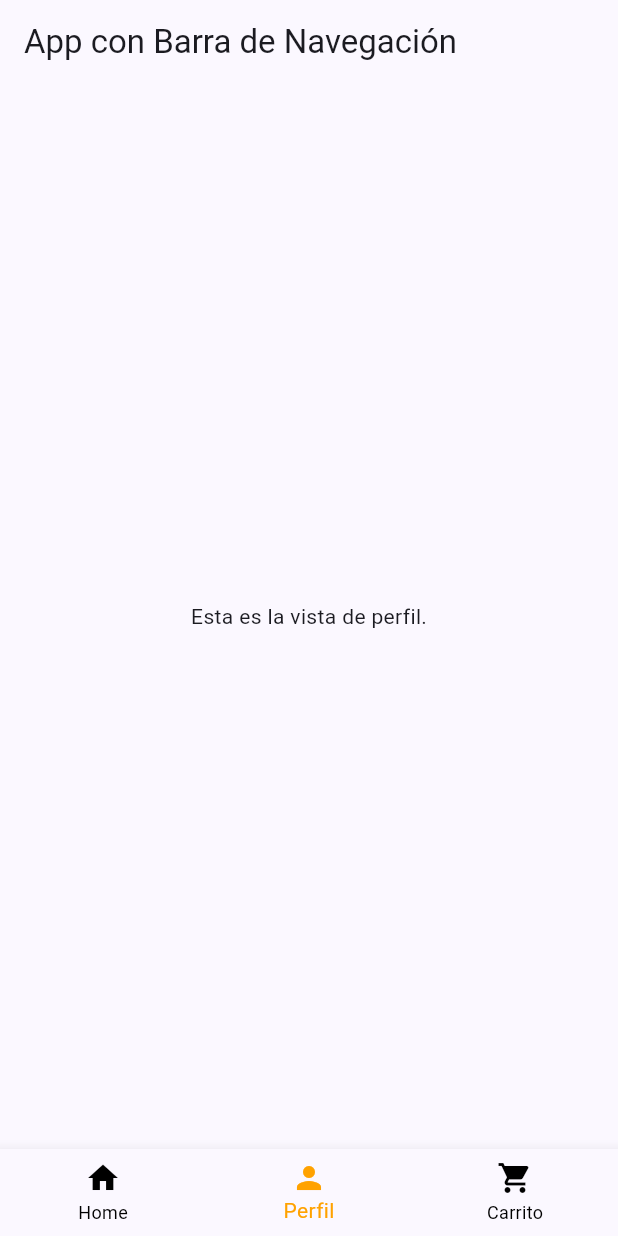
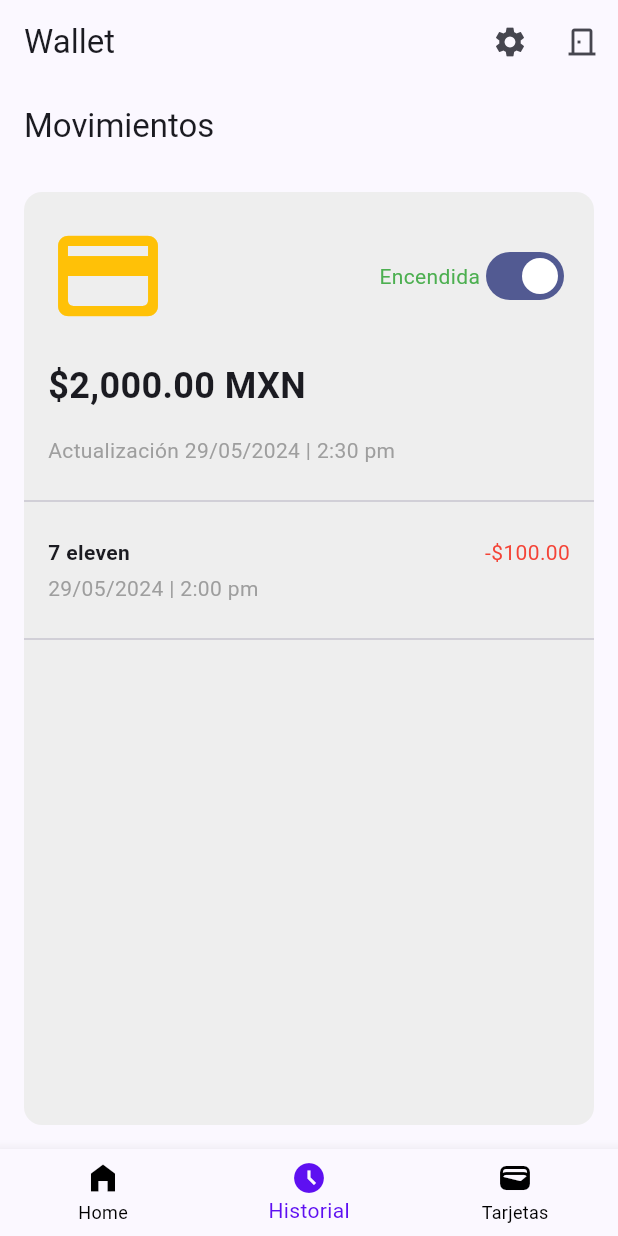
Before and after one commit to b8upq/WalletMovil, a Flutter app: the DashboardScreen screen opened directly, item 2 of the bottom bar chosen, on a phone screen of 412 x 824 dp. Run offline on Flutter 3.47's test engine with Material 3 defaults, Android fonts, the phone set to English and light mode, and no system bars; our stand-ins replace flutter_login.

Commit message:
se agrego la maquetacion de las 3 ventanas principales
maquetacion estatica (estilos)y se agrego tarjetas e historial

```diff
--- a/lib/dashboard_screen.dart
+++ b/lib/dashboard_screen.dart
@@ -1,8 +1,10 @@
 import 'package:flutter/material.dart';
+import 'package:wallet_movil/historial.dart';
+import 'tarjetas.dart';
+import 'historial.dart';
 
 class DashboardScreen extends StatefulWidget {
   const DashboardScreen({super.key});
-
   @override
   _DashboardScreenState createState() => _DashboardScreenState();
 }
@@ -10,10 +12,10 @@ class DashboardScreen extends StatefulWidget {
 class _DashboardScreenState extends State<DashboardScreen> {
   int _selectedIndex = 0;
 
-  static const List<Widget> _widgetOptions = <Widget>[
-    Text('Inicio'),
-    Text('Esta es la vista de perfil.'),
-    Text('Carrito de compras'),
+  static final List<Widget> _widgetOptions = <Widget>[
+    WalletHomeWidget(),
+    Historial(),
+    Tarjetas(),
   ];
 
   void _onItemTapped(int index) {
@@ -26,31 +28,86 @@ class _DashboardScreenState extends State<DashboardScreen> {
   Widget build(BuildContext context) {
     return Scaffold(
       appBar: AppBar(
-        title: const Text('App con Barra de Navegación'),
+        title: Text('Wallet'),
+        actions: [
+          IconButton(icon: Icon(Icons.settings), onPressed: () {}),
+          IconButton(icon: Icon(Icons.door_back_door_outlined), onPressed: () {}),
+        ],
       ),
-      body: Center(
-        child: _widgetOptions.elementAt(_selectedIndex),
-      ),
+      body: _widgetOptions.elementAt(_selectedIndex),
       bottomNavigationBar: BottomNavigationBar(
         items: const <BottomNavigationBarItem>[
           BottomNavigationBarItem(
-            icon: Icon(Icons.home),
+            icon: Icon(Icons.home_filled),
             label: 'Home',
           ),
           BottomNavigationBarItem(
-            icon: Icon(Icons.person),
-            label: 'Perfil',
+            icon: Icon(Icons.access_time_filled_sharp),
+            label: 'Historial',
           ),
           BottomNavigationBarItem(
-            icon: Icon(Icons.shopping_cart),
-            label: 'Carrito',
+            icon: Icon(Icons.wallet),
+            label: 'Tarjetas',
           )
         ],
         currentIndex: _selectedIndex,
-        selectedItemColor: const Color.fromARGB(255, 255, 162, 0),
+        selectedItemColor: Color.fromARGB(255, 94, 16, 241),
         unselectedItemColor: Colors.black,
         onTap: _onItemTapped,
       ),
     );
   }
 }
+
+class WalletHomeWidget extends StatelessWidget {
+  @override
+  Widget build(BuildContext context) {
+    return Padding(
+      padding: const EdgeInsets.all(16.0),
+      child: Column(
+        crossAxisAlignment: CrossAxisAlignment.start,
+        children: [
+          Text(
+            '¡Hola Usuario!',
+            style: TextStyle(fontSize: 24, fontWeight: FontWeight.bold),
+          ),
+          Text(
+            'Última conexión 29/05/2024',
+            style: TextStyle(color: Colors.grey),
+          ),
+          SizedBox(height: 20),
+          Card(
+            child: ListTile(
+              leading: Icon(Icons.credit_card, color: Colors.blue, size: 40),
+              title: Text('Formas de pago.'),
+              subtitle: Text('3 Tarjetas disponibles.'),
+              trailing: Icon(Icons.arrow_forward_ios),
+              onTap: () {
+                // Navegar a la vista de Tarjetas
+                Navigator.push(
+                  context,
+                  MaterialPageRoute(builder: (context) => Tarjetas()),
+                );
+              },
+            ),
+          ),
+          SizedBox(height: 10),
+          Card(
+            child: Column(
+              children: [
+                ListTile(
+                  leading: Icon(Icons.mail_outline, size: 40),
+                  title: Text('Notificaciones.'),
+                ),
+                Divider(),
+                ListTile(
+                  trailing: Icon(Icons.notifications_none, size: 30),
+                ),
+              ],
+            ),
+          ),
+        ],
+      ),
+    );
+  }
+}
--- /dev/null
+++ b/lib/historial.dart
@@ -0,0 +1,74 @@
+import 'package:flutter/material.dart';
+
+class Historial extends StatelessWidget {
+  @override
+  Widget build(BuildContext context) {
+    return Scaffold(
+      appBar: AppBar(
+        title: Text('Movimientos'),
+      ),
+      body: Padding(
+        padding: const EdgeInsets.all(16.0),
+        child: Container(
+          decoration: BoxDecoration(
+            color: Colors.grey[200],
+            borderRadius: BorderRadius.circular(12),
+          ),
+          child: Column(
+            crossAxisAlignment: CrossAxisAlignment.start,
+            children: [
+              Padding(
+                padding: const EdgeInsets.all(16.0),
+                child: Row(
+                  mainAxisAlignment: MainAxisAlignment.spaceBetween,
+                  children: [
+                    Icon(Icons.credit_card_rounded, color: Colors.amber, size: 80),
+                    Row(
+                      children: [
+                        Text('Encendida', style: TextStyle(color: Colors.green)),
+                        Switch(value: true, onChanged: (bool value) {}),
+                      ],
+                    ),
+                  ],
+                ),
+              ),
+              Padding(
+                padding: const EdgeInsets.symmetric(horizontal: 16.0),
+                child: Text(
+                  '\$2,000.00 MXN',
+                  style: TextStyle(fontSize: 24, fontWeight: FontWeight.bold),
+                ),
+              ),
+              Padding(
+                padding: const EdgeInsets.all(16.0),
+                child: Text(
+                  'Actualización 29/05/2024 | 2:30 pm',
+                  style: TextStyle(color: Colors.grey),
+                ),
+              ),
+              Divider(),
+              Padding(
+                padding: const EdgeInsets.all(16.0),
+                child: Column(
+                  crossAxisAlignment: CrossAxisAlignment.start,
+                  children: [
+                    Row(
+                      mainAxisAlignment: MainAxisAlignment.spaceBetween,
+                      children: [
+                        Text('7 eleven', style: TextStyle(fontWeight: FontWeight.bold)),
+                        Text('-\$100.00', style: TextStyle(color: Colors.red)),
+                      ],
+                    ),
+                    SizedBox(height: 4),
+                    Text('29/05/2024 | 2:00 pm', style: TextStyle(color: Colors.grey)),
+                  ],
+                ),
+              ),
+              Divider(),
+            ],
+          ),
+        ),
+      ),
+    );
+  }
+}
```
Also changed, not shown: lib/tarjetas.dart (added, +60 -0 lines).
